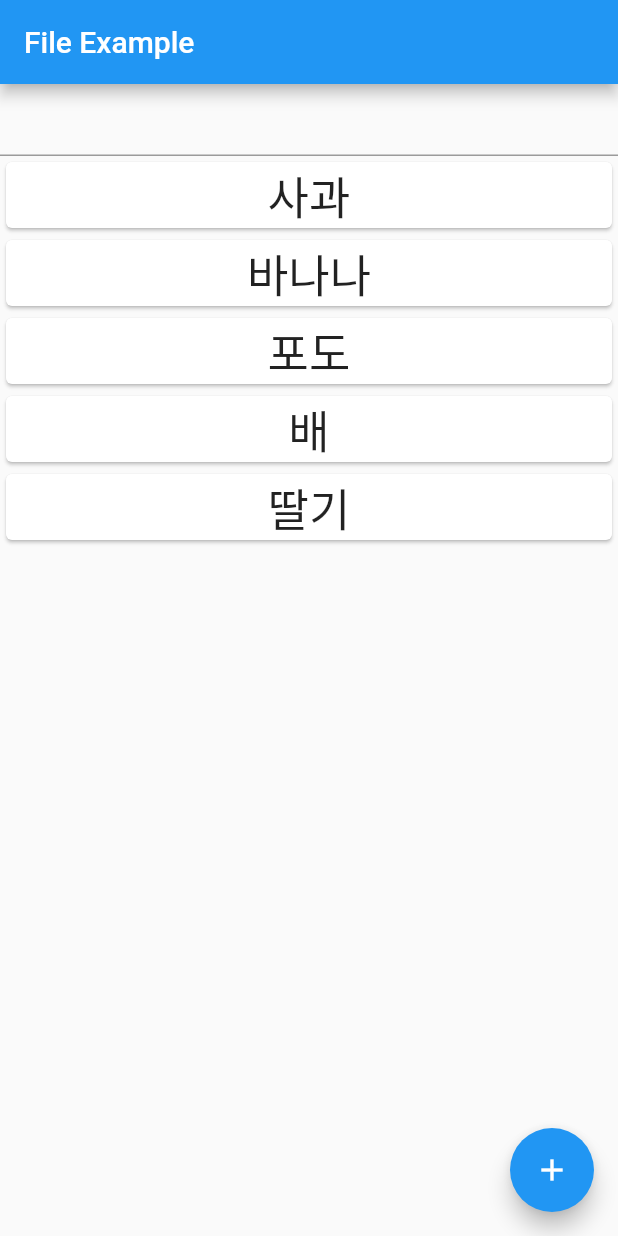
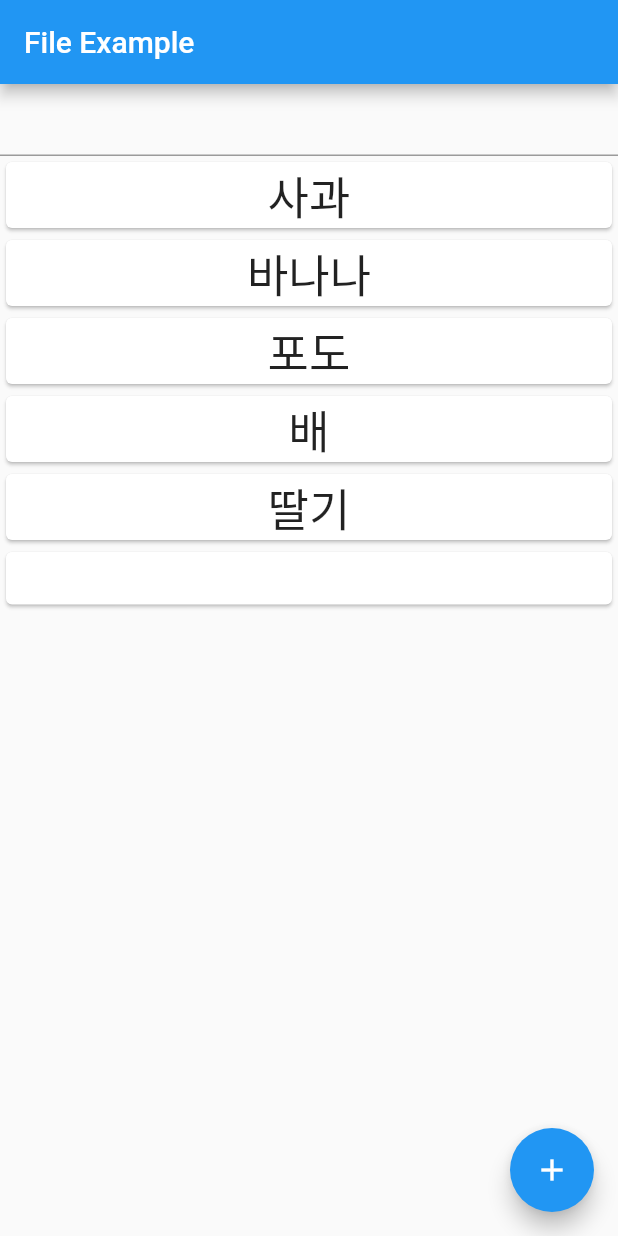
Before and after one commit to lee-kangpyo/test-flutter, a Flutter app: the screen it shows after launch, after a tap on the "add" icon, on a phone screen of 412 x 824 dp. Run offline on Flutter 3.47's test engine with Material 2 defaults, Android fonts, the phone set to English and light mode, and no system bars; our stand-ins replace dio, shared_preferences; missing offline and left inert: dart:ffi.

Commit message:
파일쓰기 - 리스트 추가하기

```diff
--- a/FirstApp/fileio_save_example/lib/fileApp.dart
+++ b/FirstApp/fileio_save_example/lib/fileApp.dart
@@ -86,13 +86,22 @@ class _FileApp extends State<FileApp> {
       floatingActionButton: FloatingActionButton(
         child: Icon(Icons.add),
         onPressed: (){
-
+          writeFruit(txtController.value.text);
+          setState(() {
+            itemList.add(txtController.value.text);
+          });
         },
       ),
 
     );
   }
 
+  void writeFruit(String fruit) async {
+    var dir = await getApplicationDocumentsDirectory();
+    var file = await File(dir.path + "/fruit.txt").readAsStringSync();
+    file = file + '\n' + fruit;
+    File(dir.path + '/fruit.txt').writeAsStringSync(file);
+  }
 
 
   Future<List<String>> readListFile() async {
```
Also changed, not shown: FirstApp/fileio_save_example/lib/main.dart (+0 -10 lines), 1 other file.
